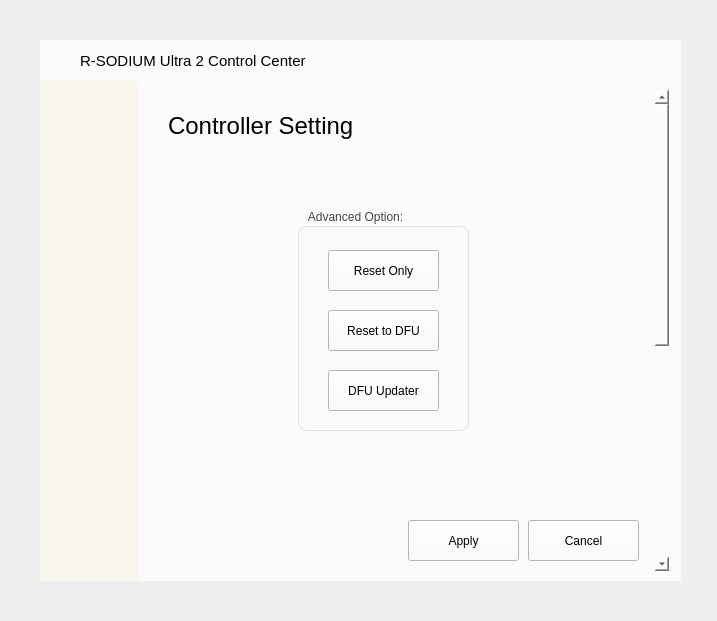
Above: main.ui from barryblueice/R-SODIUM-Ultra-2-Control-Center before the change. Below: the same form after it.
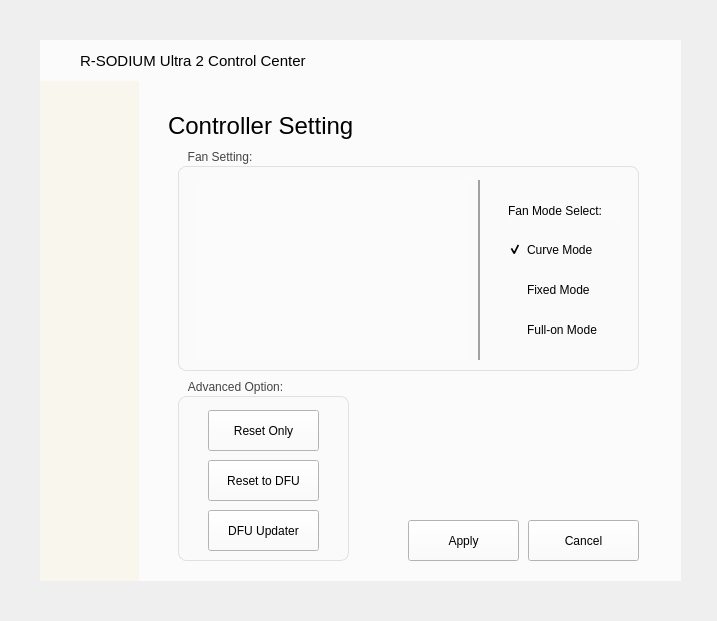
That is the form after the change. Icons and pictures are not drawn. Custom widgets are drawn as their Qt base class.

Commit message: 添加controller setting界面，添加fancurve

The edit to the form file:
```diff
--- a/main.ui
+++ b/main.ui
@@ -744,6 +744,11 @@
            <height>19</height>
           </rect>
          </property>
+         <property name="styleSheet">
+          <string notr="true">QCheckBox {
+    background: transparent;
+}</string>
+         </property>
          <property name="text">
           <string>SATA1 (NGFF)</string>
          </property>
@@ -760,6 +765,11 @@
            <height>19</height>
           </rect>
          </property>
+         <property name="styleSheet">
+          <string notr="true">QCheckBox {
+    background: transparent;
+}</string>
+         </property>
          <property name="text">
           <string>SATA2 (2.5)</string>
          </property>
@@ -776,6 +786,11 @@
            <height>19</height>
           </rect>
          </property>
+         <property name="styleSheet">
+          <string notr="true">QCheckBox {
+    background: transparent;
+}</string>
+         </property>
          <property name="text">
           <string>NVMe</string>
          </property>
@@ -805,6 +820,11 @@
            <height>19</height>
           </rect>
          </property>
+         <property name="styleSheet">
+          <string notr="true">QCheckBox {
+    background: transparent;
+}</string>
+         </property>
          <property name="text">
           <string>SATA1 (NGFF)</string>
          </property>
@@ -821,6 +841,11 @@
            <height>19</height>
           </rect>
          </property>
+         <property name="styleSheet">
+          <string notr="true">QCheckBox {
+    background: transparent;
+}</string>
+         </property>
          <property name="text">
           <string>SATA2 (2.5)</string>
          </property>
@@ -837,6 +862,11 @@
            <height>19</height>
           </rect>
          </property>
+         <property name="styleSheet">
+          <string notr="true">QCheckBox {
+    background: transparent;
+}</string>
+         </property>
          <property name="text">
           <string>NVMe</string>
          </property>
@@ -908,9 +938,17 @@
           <height>19</height>
          </rect>
         </property>
+        <property name="styleSheet">
+         <string notr="true">QCheckBox {
+    background: transparent;
+}</string>
+        </property>
         <property name="text">
          <string>JBOD (Span)</string>
         </property>
+        <property name="checked">
+         <bool>false</bool>
+        </property>
         <property name="autoExclusive">
          <bool>true</bool>
         </property>
@@ -924,6 +962,11 @@
           <height>19</height>
          </rect>
         </property>
+        <property name="styleSheet">
+         <string notr="true">QCheckBox {
+    background: transparent;
+}</string>
+        </property>
         <property name="text">
          <string>RAID 1</string>
         </property>
@@ -940,6 +983,11 @@
           <height>19</height>
          </rect>
         </property>
+        <property name="styleSheet">
+         <string notr="true">QCheckBox {
+    background: transparent;
+}</string>
+        </property>
         <property name="text">
          <string>RAID 0</string>
         </property>
@@ -991,6 +1039,11 @@
           <height>31</height>
          </rect>
         </property>
+        <property name="styleSheet">
+         <string notr="true">QCheckBox {
+    background: transparent;
+}</string>
+        </property>
         <property name="text">
          <string>Enable suspend by
 HDDPC signal</string>
@@ -1252,14 +1305,14 @@
        <rect>
         <x>0</x>
         <y>0</y>
-        <width>523</width>
-        <height>900</height>
+        <width>531</width>
+        <height>481</height>
        </rect>
       </property>
       <property name="minimumSize">
        <size>
         <width>0</width>
-        <height>900</height>
+        <height>481</height>
        </size>
       </property>
       <widget class="QLabel" name="label_11">
@@ -1291,10 +1344,10 @@
       <widget class="QGroupBox" name="groupBox_6">
        <property name="geometry">
         <rect>
-         <x>160</x>
-         <y>120</y>
+         <x>40</x>
+         <y>290</y>
          <width>171</width>
-         <height>221</height>
+         <height>181</height>
         </rect>
        </property>
        <property name="styleSheet">
@@ -1320,7 +1373,7 @@
         <property name="geometry">
          <rect>
           <x>30</x>
-          <y>40</y>
+          <y>30</y>
           <width>111</width>
           <height>41</height>
          </rect>
@@ -1333,7 +1386,7 @@
         <property name="geometry">
          <rect>
           <x>30</x>
-          <y>100</y>
+          <y>80</y>
           <width>111</width>
           <height>41</height>
          </rect>
@@ -1346,7 +1399,7 @@
         <property name="geometry">
          <rect>
           <x>30</x>
-          <y>160</y>
+          <y>130</y>
           <width>111</width>
           <height>41</height>
          </rect>
@@ -1382,6 +1435,154 @@
         <string>Apply</string>
        </property>
       </widget>
+      <widget class="QGroupBox" name="groupBox_7">
+       <property name="geometry">
+        <rect>
+         <x>40</x>
+         <y>60</y>
+         <width>461</width>
+         <height>221</height>
+        </rect>
+       </property>
+       <property name="styleSheet">
+        <string notr="true">QGroupBox {
+    border: 1px solid #E0E0E0;
+    border-radius: 8px;
+    margin-top: 16px;
+    background-color: #FAFAFA;
+}
+
+QGroupBox::title {
+    subcontrol-origin: margin;
+    subcontrol-position: top left;
+    padding: 0 8px;
+    color: #444444;
+    font-size: 12px;
+}</string>
+       </property>
+       <property name="title">
+        <string>Fan Setting:</string>
+       </property>
+       <widget class="QLabel" name="label">
+        <property name="geometry">
+         <rect>
+          <x>300</x>
+          <y>30</y>
+          <width>2</width>
+          <height>180</height>
+         </rect>
+        </property>
+        <property name="styleSheet">
+         <string notr="true">background-color: rgb(161, 161, 161);</string>
+        </property>
+        <property name="text">
+         <string/>
+        </property>
+       </widget>
+       <widget class="QCheckBox" name="checkBox_17">
+        <property name="geometry">
+         <rect>
+          <x>330</x>
+          <y>90</y>
+          <width>111</width>
+          <height>19</height>
+         </rect>
+        </property>
+        <property name="styleSheet">
+         <string notr="true">QCheckBox {
+    background: transparent;
+}</string>
+        </property>
+        <property name="text">
+         <string>Curve Mode</string>
+        </property>
+        <property name="checkable">
+         <bool>true</bool>
+        </property>
+        <property name="checked">
+         <bool>true</bool>
+        </property>
+        <property name="autoExclusive">
+         <bool>true</bool>
+        </property>
+       </widget>
+       <widget class="QCheckBox" name="checkBox_18">
+        <property name="geometry">
+         <rect>
+          <x>330</x>
+          <y>130</y>
+          <width>111</width>
+          <height>19</height>
+         </rect>
+        </property>
+        <property name="styleSheet">
+         <string notr="true">QCheckBox {
+    background: transparent;
+}</string>
+        </property>
+        <property name="text">
+         <string>Fixed Mode</string>
+        </property>
+        <property name="checkable">
+         <bool>true</bool>
+        </property>
+        <property name="autoExclusive">
+         <bool>true</bool>
+        </property>
+       </widget>
+       <widget class="QCheckBox" name="checkBox_19">
+        <property name="geometry">
+         <rect>
+          <x>330</x>
+          <y>170</y>
+          <width>111</width>
+          <height>19</height>
+         </rect>
+        </property>
+        <property name="styleSheet">
+         <string notr="true">QCheckBox {
+    background: transparent;
+}</string>
+        </property>
+        <property name="text">
+         <string>Full-on Mode</string>
+        </property>
+        <property name="checkable">
+         <bool>true</bool>
+        </property>
+        <property name="autoExclusive">
+         <bool>true</bool>
+        </property>
+       </widget>
+       <widget class="QLabel" name="label_14">
+        <property name="geometry">
+         <rect>
+          <x>330</x>
+          <y>50</y>
+          <width>111</width>
+          <height>21</height>
+         </rect>
+        </property>
+        <property name="text">
+         <string>Fan Mode Select:</string>
+        </property>
+       </widget>
+       <widget class="QStackedWidget" name="stackedWidget">
+        <property name="geometry">
+         <rect>
+          <x>19</x>
+          <y>30</y>
+          <width>271</width>
+          <height>181</height>
+         </rect>
+        </property>
+        <property name="currentIndex">
+         <number>0</number>
+        </property>
+        <widget class="FanCurveWidget" name="page"/>
+        <widget class="FanNoCurveWidget" name="page_2"/>
+       </widget>
+      </widget>
      </widget>
     </widget>
    </widget>
@@ -1546,14 +1747,14 @@
        <rect>
         <x>0</x>
         <y>0</y>
-        <width>523</width>
-        <height>900</height>
+        <width>531</width>
+        <height>481</height>
        </rect>
       </property>
       <property name="minimumSize">
        <size>
         <width>0</width>
-        <height>900</height>
+        <height>481</height>
        </size>
       </property>
       <widget class="QLabel" name="label_10">
@@ -1582,6 +1783,97 @@
         <set>Qt::AlignmentFlag::AlignLeading|Qt::AlignmentFlag::AlignLeft|Qt::AlignmentFlag::AlignVCenter</set>
        </property>
       </widget>
+      <widget class="QCheckBox" name="checkBox_12">
+       <property name="geometry">
+        <rect>
+         <x>60</x>
+         <y>100</y>
+         <width>381</width>
+         <height>21</height>
+        </rect>
+       </property>
+       <property name="text">
+        <string>Automatically check firmware update when device attached</string>
+       </property>
+      </widget>
+      <widget class="QCheckBox" name="checkBox_13">
+       <property name="geometry">
+        <rect>
+         <x>60</x>
+         <y>140</y>
+         <width>381</width>
+         <height>21</height>
+        </rect>
+       </property>
+       <property name="text">
+        <string>Automatically check for updates on startup</string>
+       </property>
+      </widget>
+      <widget class="QCheckBox" name="checkBox_14">
+       <property name="geometry">
+        <rect>
+         <x>60</x>
+         <y>180</y>
+         <width>381</width>
+         <height>21</height>
+        </rect>
+       </property>
+       <property name="text">
+        <string>Launch center automatically after system startup</string>
+       </property>
+      </widget>
+      <widget class="QCheckBox" name="checkBox_15">
+       <property name="geometry">
+        <rect>
+         <x>60</x>
+         <y>220</y>
+         <width>381</width>
+         <height>21</height>
+        </rect>
+       </property>
+       <property name="text">
+        <string>Minimized the center after center startup</string>
+       </property>
+      </widget>
+      <widget class="QCheckBox" name="checkBox_16">
+       <property name="geometry">
+        <rect>
+         <x>60</x>
+         <y>260</y>
+         <width>381</width>
+         <height>21</height>
+        </rect>
+       </property>
+       <property name="text">
+        <string>Use Fahrenheit for temperature (Celsius by default)</string>
+       </property>
+      </widget>
+      <widget class="QPushButton" name="pushButton_10">
+       <property name="geometry">
+        <rect>
+         <x>390</x>
+         <y>430</y>
+         <width>111</width>
+         <height>41</height>
+        </rect>
+       </property>
+       <property name="text">
+        <string>Cancel</string>
+       </property>
+      </widget>
+      <widget class="QPushButton" name="pushButton_11">
+       <property name="geometry">
+        <rect>
+         <x>270</x>
+         <y>430</y>
+         <width>111</width>
+         <height>41</height>
+        </rect>
+       </property>
+       <property name="text">
+        <string>Apply</string>
+       </property>
+      </widget>
      </widget>
     </widget>
    </widget>
@@ -1595,6 +1887,20 @@
    <zorder>controller_setting_interface</zorder>
   </widget>
  </widget>
+ <customwidgets>
+  <customwidget>
+   <class>FanCurveWidget</class>
+   <extends>QWidget</extends>
+   <header>fancurve.h</header>
+   <container>1</container>
+  </customwidget>
+  <customwidget>
+   <class>FanNoCurveWidget</class>
+   <extends>QWidget</extends>
+   <header>fancurve.h</header>
+   <container>1</container>
+  </customwidget>
+ </customwidgets>
  <resources>
   <include location="main.qrc"/>
  </resources>
```
Left out of the diff: 4 changed lines with no effect on the pictures. The commit also changes 4 other files.
